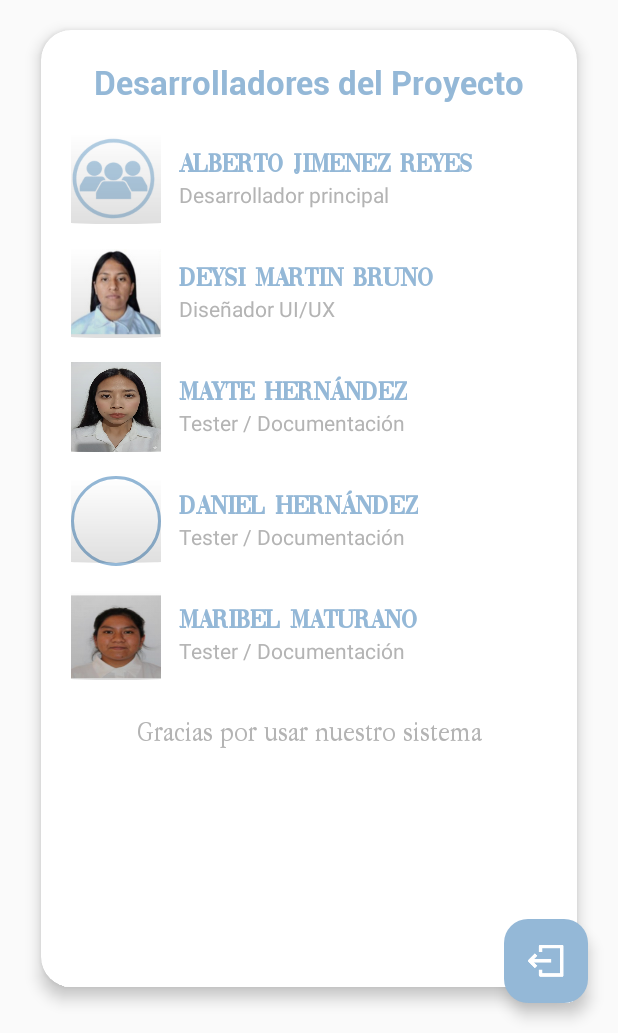
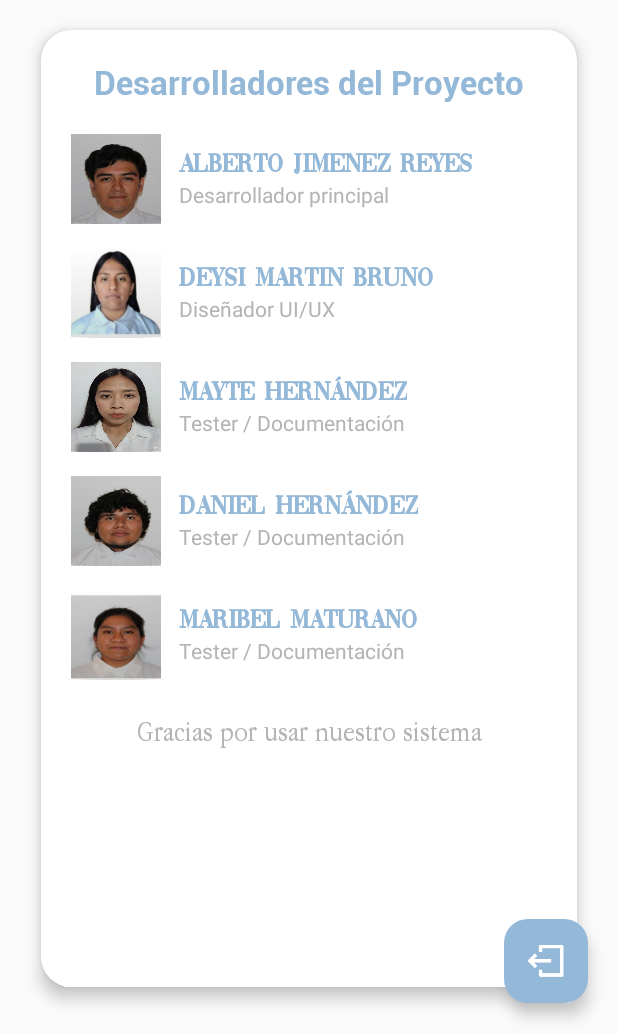
Before and after one commit to MayHM1306/Docente, an Android app: the fragment AcercaDe placed in its activity, on a phone screen of 412 x 824 dp, the part 203-1236 px from its top. Run offline under Robolectric (Android 15) with nearby library versions, the phone set to English and light mode, and no system bars; network calls fail.

Commit message:
acerca de

```diff
--- a/app/src/main/res/layout/fragment_acerca_de.xml
+++ b/app/src/main/res/layout/fragment_acerca_de.xml
@@ -95,7 +95,7 @@
                             android:src="@drawable/sombra_oval"
                             android:scaleType="centerCrop"
                             android:layout_marginEnd="12dp"
-                            android:background="@drawable/icono_grupos" />
+                            android:background="@drawable/acerca_de_beto" />
 
                         <LinearLayout
                             android:layout_width="0dp"
@@ -217,7 +217,7 @@
                             android:src="@drawable/sombra_oval"
                             android:scaleType="centerCrop"
                             android:layout_marginEnd="12dp"
-                            android:background="@drawable/borde_circular_blanco" />
+                            android:background="@drawable/acerca_de_dani" />
 
                         <LinearLayout
                             android:layout_width="0dp"
```
Also changed, not shown: app/src/main/res/drawable/acerca_de.png, app/src/main/res/drawable/acerca_de_beto.jpeg (added), app/src/main/res/drawable/acerca_de_dani.jpeg (added).
